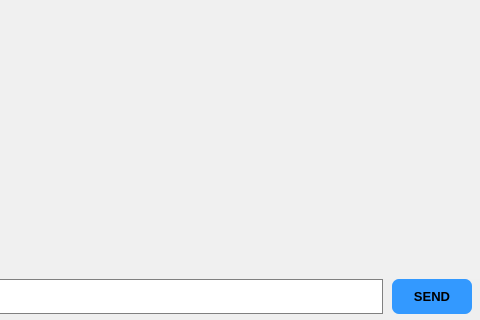
Before: the Qt Designer form mainwindow.ui in Yezhkova/TcpClient, drawn with Qt 5; both pictures show x 177 to 657 and y 256 to 576 of the 657 by 576 pixel window.
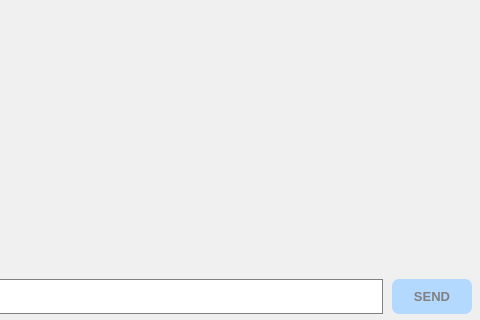
After: the same form once the commit is applied.

Commit message: send button disabled

The edit to the form file:
```diff
--- a/mainwindow.ui
+++ b/mainwindow.ui
@@ -42,6 +42,9 @@
     </property>
    </widget>
    <widget class="QPushButton" name="sendButton">
+    <property name="enabled">
+     <bool>false</bool>
+    </property>
     <property name="geometry">
      <rect>
       <x>569</x>
```
The commit also changes 1 other file.
